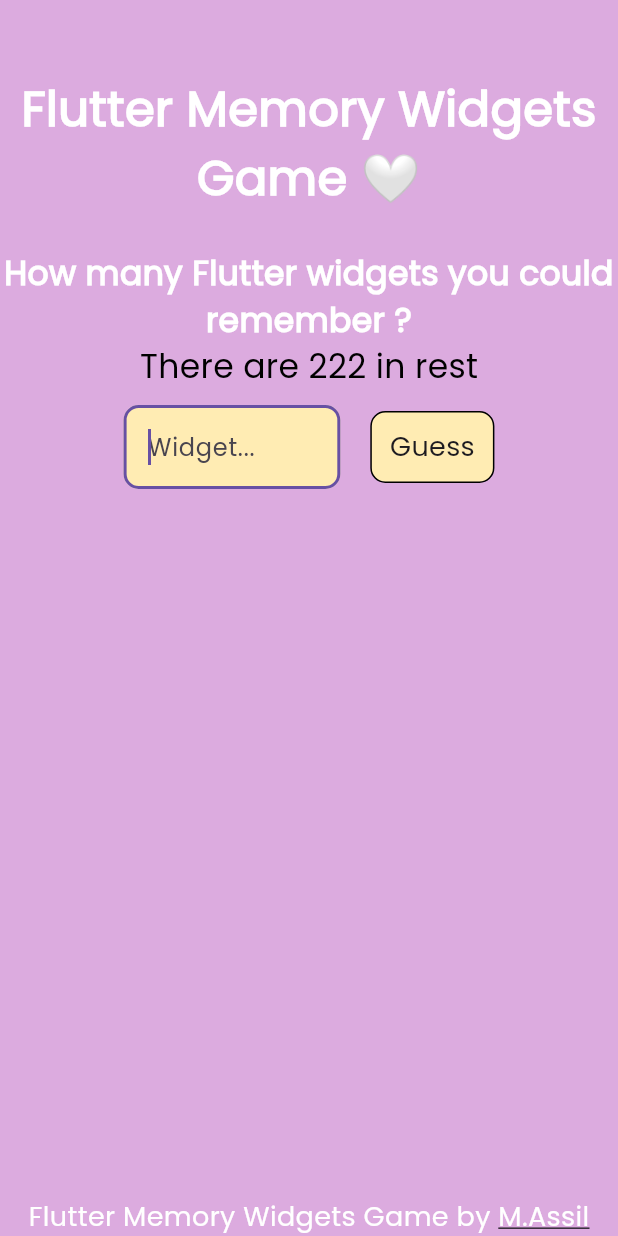
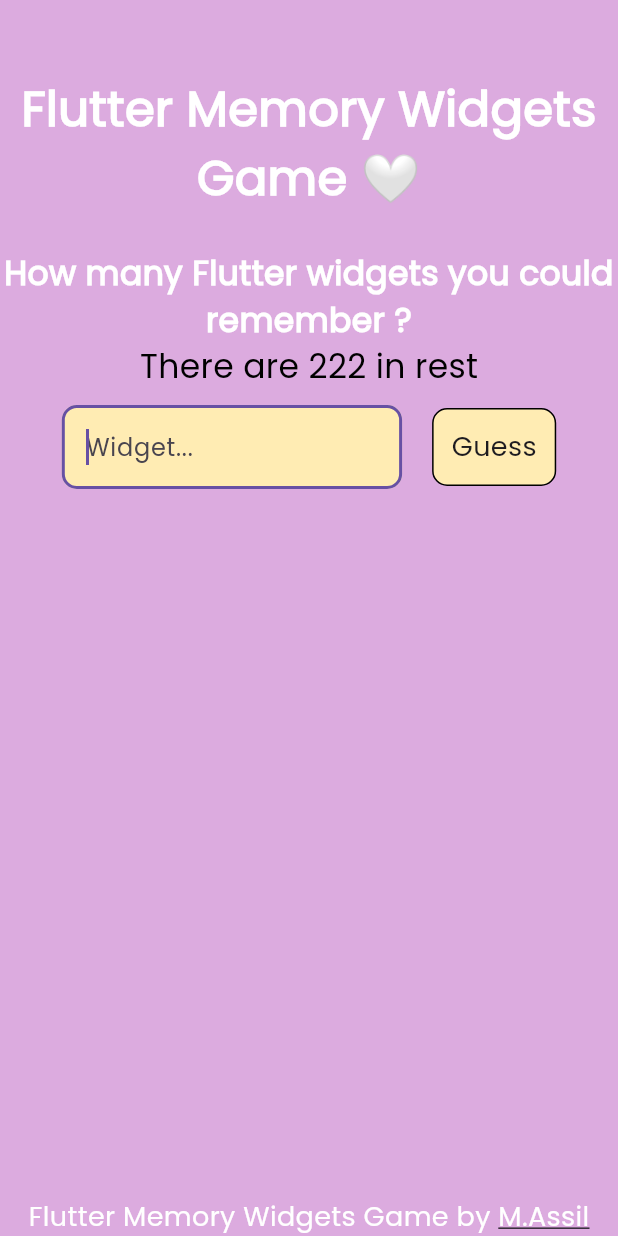
Before and after one commit to As-tra/flutter-widget-memory-game, a Flutter app: the screen it shows after launch, on a phone screen of 412 x 824 dp. Run offline on Flutter 3.47's test engine with Material 3 defaults, Android fonts, the phone set to English and light mode, and no system bars; our stand-ins replace flutter_bloc.

Commit message:
add get width function

```diff
--- /dev/null
+++ b/lib/utils/get_width.dart
@@ -0,0 +1,9 @@
+import 'package:flutter/material.dart';
+
+double getWidth(BuildContext context) {
+    if (MediaQuery.of(context).size.width < 690) {
+      return MediaQuery.of(context).size.width * .8;
+    } else {
+      return MediaQuery.of(context).size.width * .6;
+    }
+  }
--- a/lib/widgets/custom_button.dart
+++ b/lib/widgets/custom_button.dart
@@ -20,10 +20,7 @@ class CustomButton extends StatelessWidget {
         controller.clear();
       },
       child: Container(
-        padding: const EdgeInsets.symmetric(
-          vertical: 10,
-          horizontal: 12,
-        ),
+        padding: const EdgeInsets.all(12),
         decoration: BoxDecoration(
           color: kSecondayColor,
           borderRadius: BorderRadius.circular(10),
--- a/lib/widgets/custom_text_field.dart
+++ b/lib/widgets/custom_text_field.dart
@@ -2,6 +2,7 @@ import 'package:flutter/material.dart';
 import 'package:flutter_bloc/flutter_bloc.dart';
 import 'package:flutter_widgets_memory_test/constants.dart';
 import 'package:flutter_widgets_memory_test/cubits/cubit/widgets_cubit.dart';
+import 'package:flutter_widgets_memory_test/utils/get_width.dart';
 import 'package:flutter_widgets_memory_test/widgets/custom_button.dart';
 
 class CustomTextField extends StatefulWidget {
@@ -26,7 +27,7 @@ class _CustomTextFieldState extends State<CustomTextField> {
   @override
   Widget build(BuildContext context) {
     return SizedBox(
-      width: MediaQuery.of(context).size.width * .6,
+      width: getWidth(context),
       child: Row(
         children: [
           Expanded(
@@ -61,4 +62,6 @@ class _CustomTextFieldState extends State<CustomTextField> {
       ),
     );
   }
+
+
 }
--- a/lib/widgets/widgets_list_view.dart
+++ b/lib/widgets/widgets_list_view.dart
@@ -1,6 +1,7 @@
 import 'package:flutter/material.dart';
 import 'package:flutter_bloc/flutter_bloc.dart';
 import 'package:flutter_widgets_memory_test/cubits/cubit/widgets_cubit.dart';
+import 'package:flutter_widgets_memory_test/utils/get_width.dart';
 import 'package:flutter_widgets_memory_test/widgets/custom_widget_item.dart';
 
 class WidgetListView extends StatelessWidget {
@@ -13,13 +14,17 @@ class WidgetListView extends StatelessWidget {
         return Expanded(
           child: Padding(
             padding: EdgeInsets.symmetric(
-                horizontal: MediaQuery.of(context).size.width * .2),
+                horizontal:
+                    (MediaQuery.of(context).size.width - getWidth(context)) /
+                        2),
             child: ListView.builder(
-              itemCount: BlocProvider.of<WidgetsCubit>(context).guessedWidgets.length,
+              itemCount:
+                  BlocProvider.of<WidgetsCubit>(context).guessedWidgets.length,
               itemBuilder: (context, index) {
                 return CustomWidgetItem(
                   index: index + 1,
-                  widgetName: BlocProvider.of<WidgetsCubit>(context).guessedWidgets[index],
+                  widgetName: BlocProvider.of<WidgetsCubit>(context)
+                      .guessedWidgets[index],
                 );
               },
             ),
```
